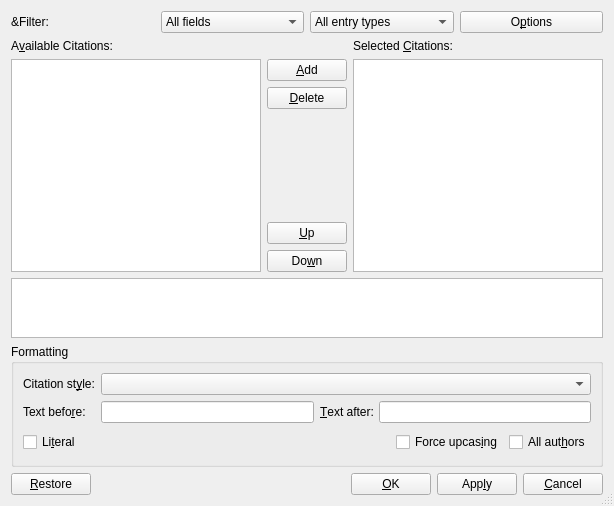
Qt form src/frontends/qt4/ui/CitationUi.ui (cburschka/lyx) before a commit.
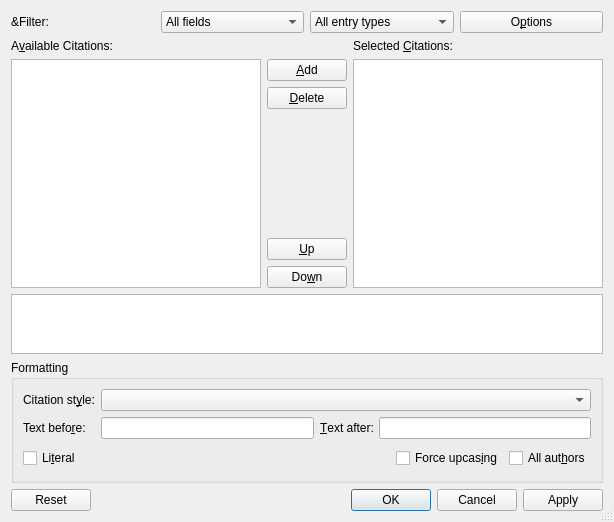
The same form after that commit. Icons and pictures are not drawn.

Commit message:
Start using QDialogButtonGroup rather than manual OK etc. buttons
This assures the OK/Apply/Cancel/Restore buttons use the layout/style
of the OS (button order, icons).

The goal is to move all dialogs to this for 2.4.

See #11003

```diff
--- a/src/frontends/qt4/ui/CitationUi.ui
+++ b/src/frontends/qt4/ui/CitationUi.ui
@@ -7,7 +7,7 @@
     <x>0</x>
     <y>0</y>
     <width>614</width>
-    <height>506</height>
+    <height>522</height>
    </rect>
   </property>
   <property name="windowTitle">
@@ -425,58 +425,9 @@
       <number>0</number>
      </property>
      <item>
-      <widget class="QPushButton" name="restorePB">
-       <property name="text">
-        <string>&amp;Restore</string>
-       </property>
-       <property name="autoDefault">
-        <bool>false</bool>
-       </property>
-      </widget>
-     </item>
-     <item>
-      <spacer>
-       <property name="orientation">
-        <enum>Qt::Horizontal</enum>
-       </property>
-       <property name="sizeHint" stdset="0">
-        <size>
-         <width>40</width>
-         <height>20</height>
-        </size>
-       </property>
-      </spacer>
-     </item>
-     <item>
-      <widget class="QPushButton" name="okPB">
-       <property name="text">
-        <string>&amp;OK</string>
-       </property>
-       <property name="autoDefault">
-        <bool>false</bool>
-       </property>
-       <property name="default">
-        <bool>false</bool>
-       </property>
-      </widget>
-     </item>
-     <item>
-      <widget class="QPushButton" name="applyPB">
-       <property name="text">
-        <string>App&amp;ly</string>
-       </property>
-       <property name="autoDefault">
-        <bool>false</bool>
-       </property>
-      </widget>
-     </item>
-     <item>
-      <widget class="QPushButton" name="cancelPB">
-       <property name="text">
-        <string>&amp;Cancel</string>
-       </property>
-       <property name="autoDefault">
-        <bool>false</bool>
+      <widget class="QDialogButtonBox" name="buttonBox">
+       <property name="standardButtons">
+        <set>QDialogButtonBox::Apply|QDialogButtonBox::Cancel|QDialogButtonBox::Ok|QDialogButtonBox::Reset</set>
        </property>
       </widget>
      </item>
```
Left out of the diff: 4 changed lines with no effect on the pictures. The commit also changes 20 other files.
